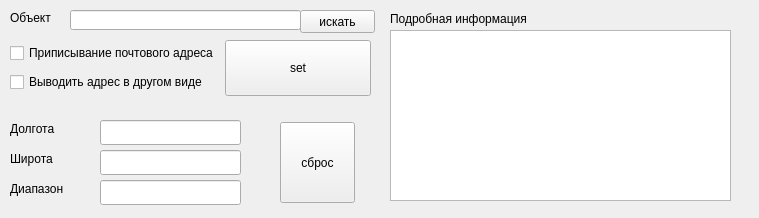
12ye21geyy21gg/yandex_api_work, file untitled.ui: the form before one commit.
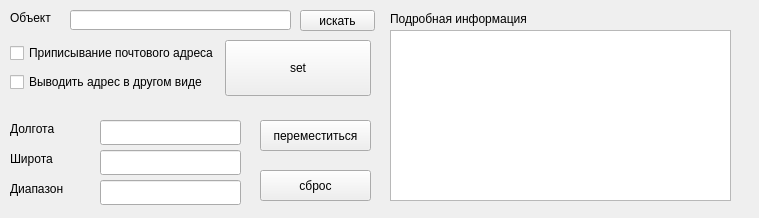
The form after the commit.

What changed in the file:
```diff
--- a/untitled.ui
+++ b/untitled.ui
@@ -16,6 +16,18 @@
              <verstretch>0</verstretch>
          </sizepolicy>
      </property>
+     <property name="minimumSize">
+         <size>
+             <width>759</width>
+             <height>218</height>
+         </size>
+     </property>
+     <property name="maximumSize">
+         <size>
+             <width>759</width>
+             <height>218</height>
+         </size>
+     </property>
   <property name="windowTitle">
       <string>Настройки</string>
   </property>
@@ -37,7 +49,7 @@
     <rect>
      <x>70</x>
         <y>10</y>
-        <width>231</width>
+        <width>221</width>
      <height>20</height>
     </rect>
    </property>
@@ -48,7 +60,7 @@
         <x>300</x>
         <y>10</y>
      <width>75</width>
-     <height>23</height>
+        <height>21</height>
     </rect>
    </property>
    <property name="text">
@@ -58,10 +70,10 @@
   <widget class="QPushButton" name="pushButton_2">
    <property name="geometry">
     <rect>
-        <x>280</x>
-        <y>122</y>
-     <width>75</width>
-        <height>81</height>
+        <x>260</x>
+        <y>170</y>
+        <width>111</width>
+        <height>31</height>
     </rect>
    </property>
    <property name="text">
@@ -213,6 +225,19 @@
    </property>
    <property name="text">
        <string>Подробная информация</string>
+   </property>
+     </widget>
+     <widget class="QPushButton" name="pushButton_4">
+         <property name="geometry">
+             <rect>
+                 <x>260</x>
+                 <y>120</y>
+                 <width>111</width>
+                 <height>31</height>
+             </rect>
+         </property>
+         <property name="text">
+             <string>переместиться</string>
    </property>
   </widget>
  </widget>
```
